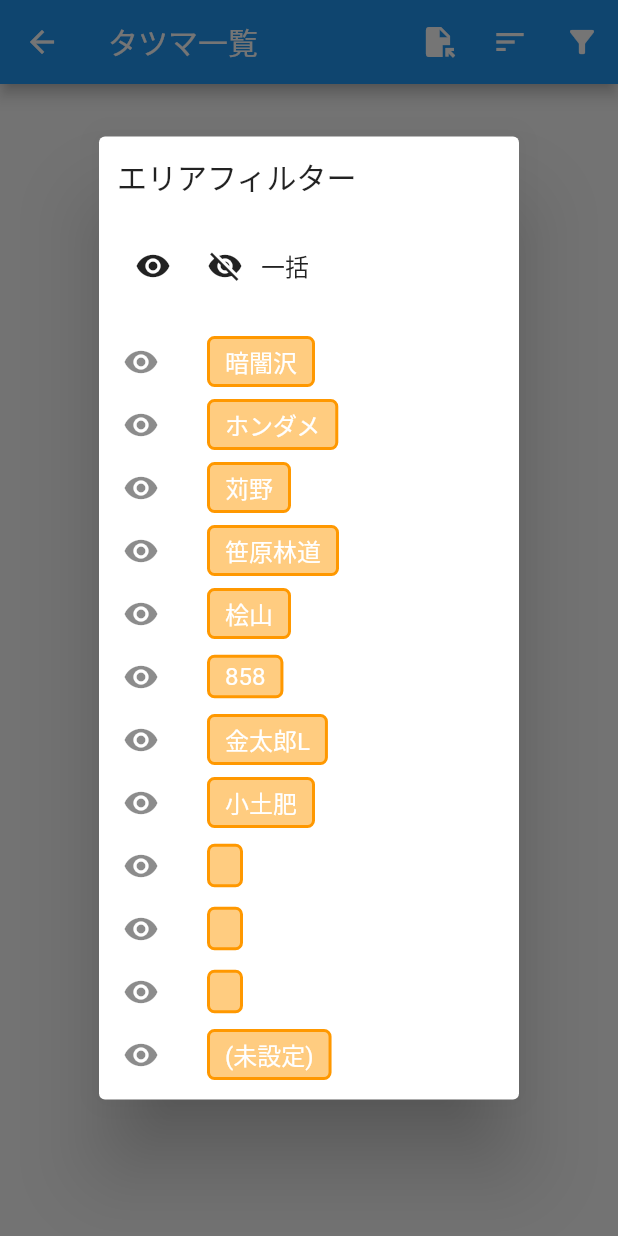
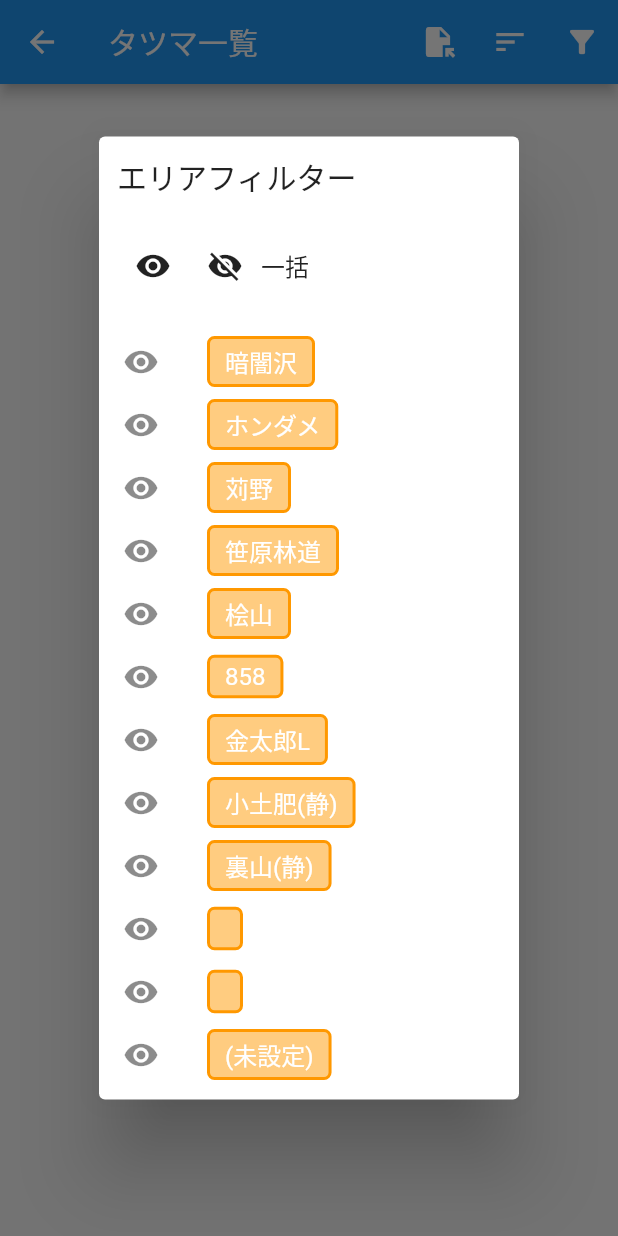
Before and after one commit to frchick/tatsumao, a Flutter app: the TatsumasPage screen opened directly, after a tap on the "filter alt" icon, on a phone screen of 412 x 824 dp. Run offline on Flutter 3.47's test engine with Material 2 defaults, Android fonts, the phone set to English and light mode, and no system bars; our stand-ins replace after_layout, firebase_core, firebase_database, firebase_storage, flutter_map, google_fonts and 1 more; missing offline and left inert: dart:html, file_selector, positioned_tap_detector_2; accounts and stored records are empty; network calls fail; Roboto replaces fonts that are missing (Kosugi Maru); statements that could not run were skipped.

Commit message:
裏山を追加

```diff
--- a/lib/file_tree.dart
+++ b/lib/file_tree.dart
@@ -20,12 +20,12 @@ import 'globals.dart';
 // ファイル名作成機能で選択できる、エリア名
 List<String> _areaFileNames = const [
   "暗闇沢", "ホンダメ", "苅野上", "笹原林道",
-  "桧山", "桧山下", "桧山上",
-  "桧山858", "桧山858裏",
+  "桧山", "桧山下",
+  "中尾沢", "858", "マルオ",
 
-  "金太郎L上", "水源の碑", "桧山ゲート上", "桧山ゲート下",
+  "水源の碑", "桧山ゲート上", "桧山ゲート下",
 
-  "小土肥9号鉄塔", "小土肥6号鉄塔", "小土肥水車",
+  "裏山", "小土肥9号鉄塔", "小土肥6号鉄塔", "小土肥水車",
 
   "マムシ沢", "中道",
 ];
--- a/lib/tatsumas.dart
+++ b/lib/tatsumas.dart
@@ -75,8 +75,8 @@ List<TatsumaData> tatsumas = [];
 // NOTE: 設定ボタン表示の都合で、4の倍数個で定義
 const List<String> _areaNames = [
   "暗闇沢", "ホンダメ", "苅野", "笹原林道",
-  "桧山", "858", "金太郎L", "小土肥",
-  "", "", "", "(未設定)",
+  "桧山", "858", "金太郎L", "小土肥(静)",
+  "裏山(静)", "", "", "(未設定)",
 ];
 
 // エリア表示フィルターのビット和
```
